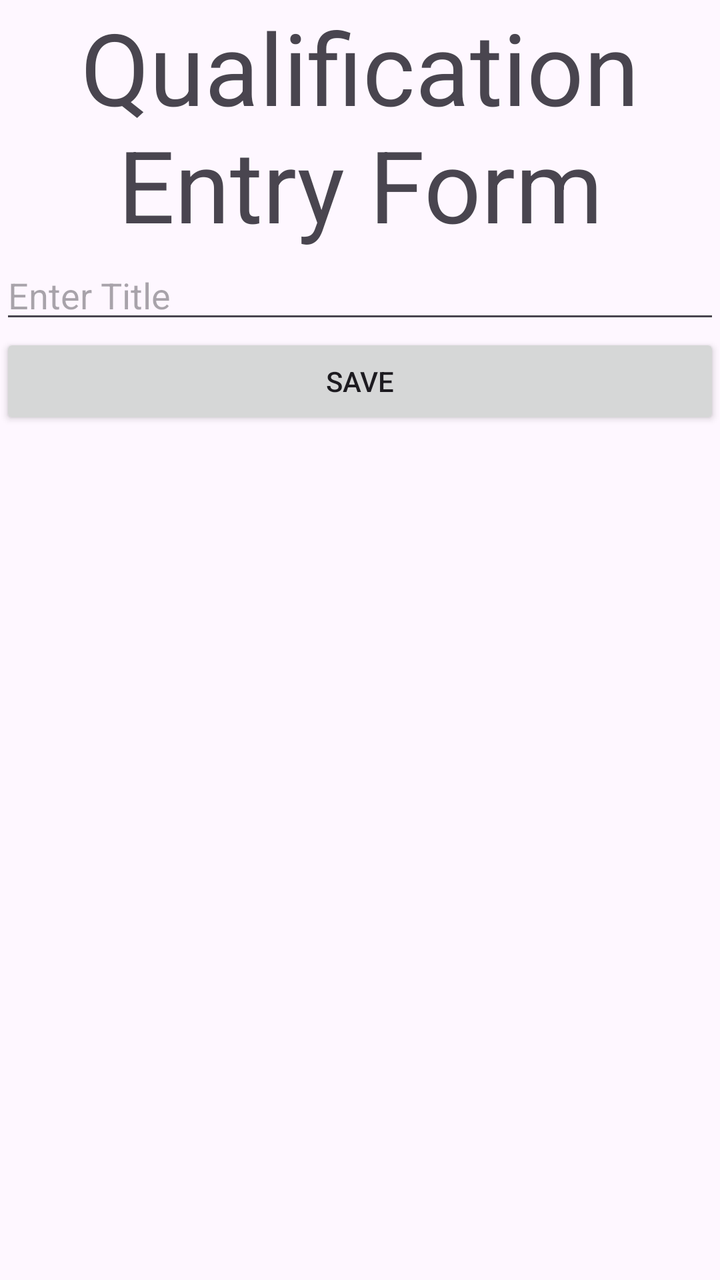
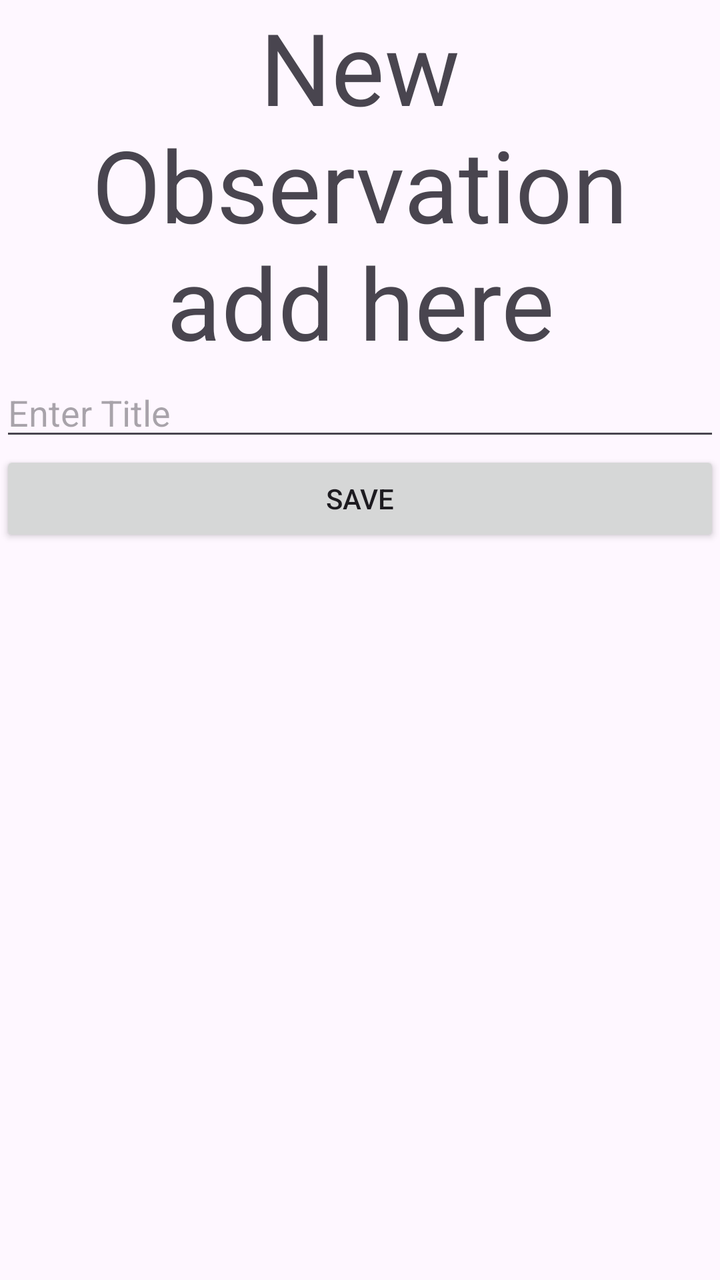

Screens rendered from an Android XML layout before and after an edit, with the pre-edit source and the edit as a unified diff.
<!-- AndroidManifest.xml: application theme Theme.MHIke -->
<!-- res/layout/activity_add_observation.xml -->
<?xml version="1.0" encoding="utf-8"?>
<LinearLayout
    android:orientation="vertical"
    xmlns:android="http://schemas.android.com/apk/res/android"
    xmlns:app="http://schemas.android.com/apk/res-auto"
    xmlns:tools="http://schemas.android.com/tools"
    android:layout_width="match_parent"
    android:layout_height="match_parent"
    tools:context=".AddObservationActivity">

    <TextView
        android:layout_width="wrap_content"
        android:layout_height="wrap_content"
        android:text="Qualification Entry Form"
        android:textSize="50sp"
        android:gravity="center"/>

    <EditText
        android:id="@+id/txt_Title"
        android:layout_width="match_parent"
        android:layout_height="wrap_content"
        android:hint="Enter Title"/>

    <Button
        android:id="@+id/btn_SaveQualification"
        android:layout_width="match_parent"
        android:layout_height="wrap_content"
        android:text="Save"/>


</LinearLayout>
<!-- resources referenced by this layout -->
<resources>
  <style name="Theme.MHIke" parent="Base.Theme.MHIke" />
  <style name="Base.Theme.MHIke" parent="Theme.Material3.DayNight.NoActionBar">
          
          
      </style>
</resources>

<!-- the commit's change to res/layout/activity_add_observation.xml (unified diff, before → after) -->
@@ -11,7 +11,7 @@
     <TextView
         android:layout_width="wrap_content"
         android:layout_height="wrap_content"
-        android:text="Qualification Entry Form"
+        android:text="New Observation add here"
         android:textSize="50sp"
         android:gravity="center"/>
 
